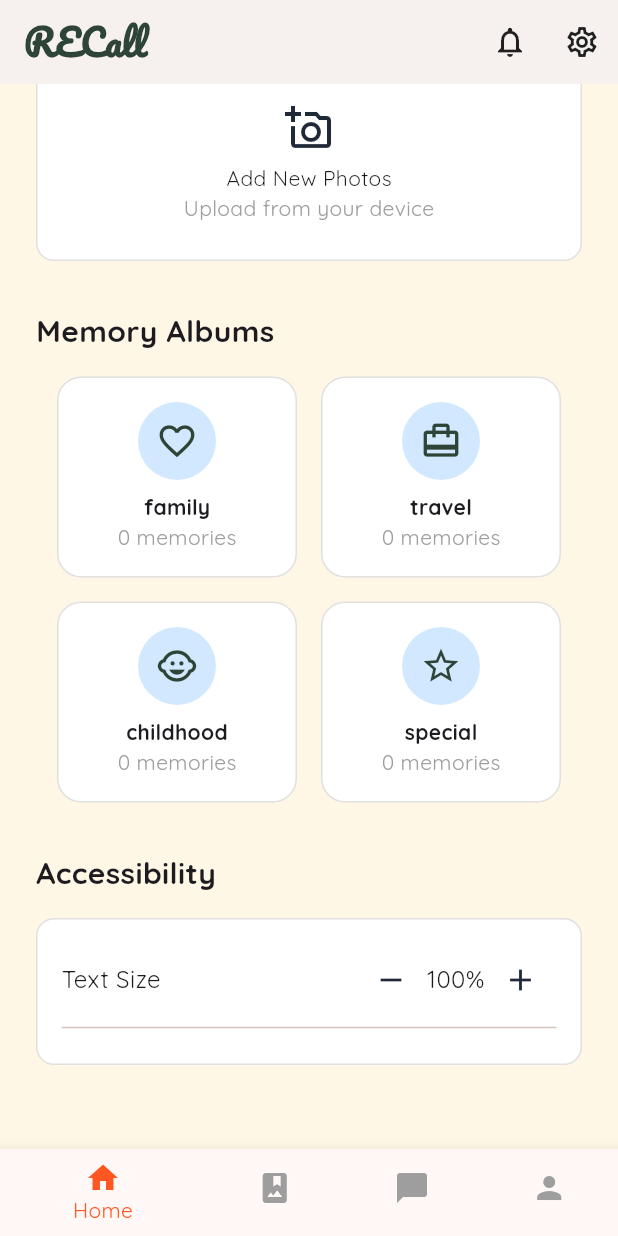
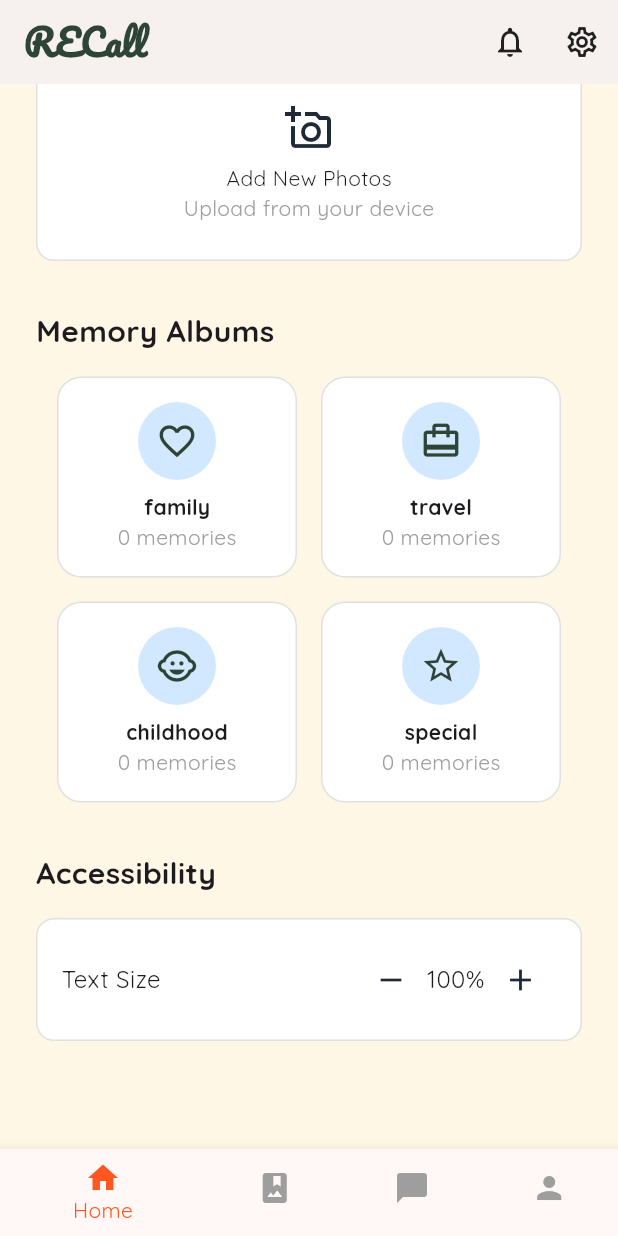
Before and after one commit to rla-suedeng/RECall, a Flutter app: the HomePage screen opened by its route, item 2 of the bottom bar chosen, scrolled down 712 dp, on a phone screen of 412 x 824 dp. Run offline on Flutter 3.47's test engine with Material 3 defaults, Android fonts, the phone set to English and light mode, and no system bars; our stand-ins replace audioplayers, cached_network_image, dio, firebase_auth, firebase_core, firebase_storage and 12 more; missing offline and left inert: flutter_sound; accounts and stored records are empty; network calls fail.

Commit message:
mod: homepage divider

```diff
--- a/frontend/lib/app/feature/home/home_page.dart
+++ b/frontend/lib/app/feature/home/home_page.dart
@@ -502,7 +502,6 @@ class _HomePageState extends State<HomePage> {
                       ),
                     ],
                   ),
-                  const Divider(),
                 ],
               ),
             );
```
